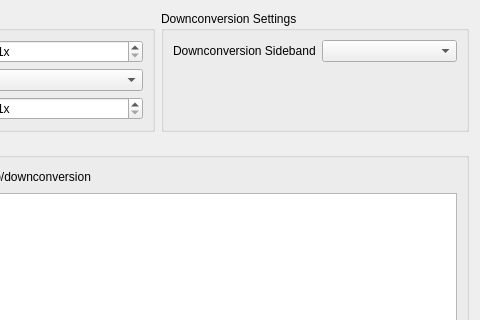
Above: rfconfigwidget.ui from kncrabtree/blackchirp before the change; both pictures show x 165 to 645 and y 0 to 320 of the 645 by 451 pixel window. Below: the same form after it.
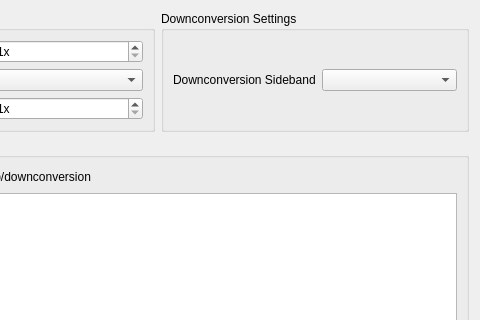
That is the form after the change.

Patch:
```diff
--- a/rfconfigwidget.ui
+++ b/rfconfigwidget.ui
@@ -13,7 +13,7 @@
   <property name="windowTitle">
    <string>Form</string>
   </property>
-  <layout class="QVBoxLayout" name="verticalLayout_2">
+  <layout class="QVBoxLayout" name="verticalLayout_2" stretch="0,1">
    <item>
     <layout class="QHBoxLayout" name="horizontalLayout">
      <item>
@@ -86,6 +86,12 @@
         </item>
         <item row="0" column="0">
          <widget class="QLabel" name="label_2">
+          <property name="sizePolicy">
+           <sizepolicy hsizetype="Preferred" vsizetype="Expanding">
+            <horstretch>0</horstretch>
+            <verstretch>0</verstretch>
+           </sizepolicy>
+          </property>
           <property name="text">
            <string>Downconversion Sideband</string>
           </property>
```
Left out of the diff: 18 changed lines with no effect on the pictures.
